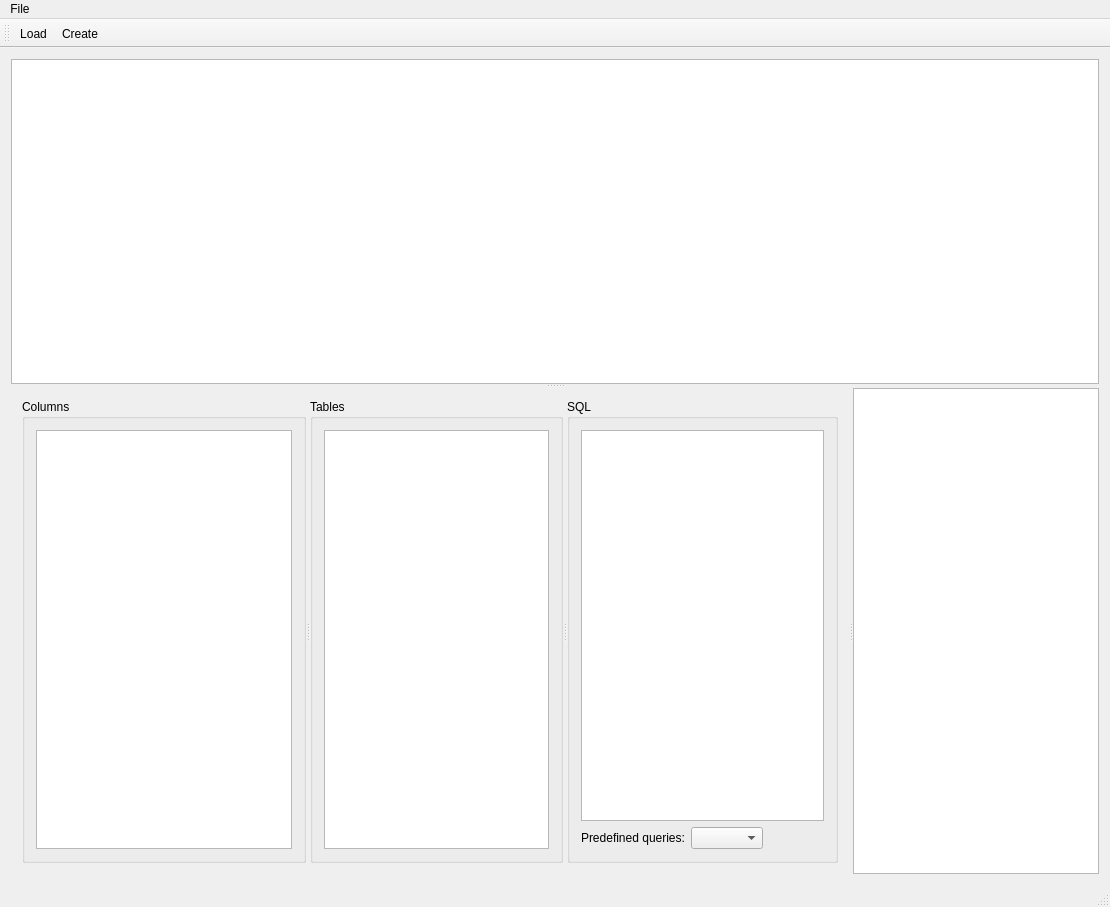
This is src/mainwindow.ui in ericsium/qt-test as Qt 5 draws it before an edit. The edited form follows.
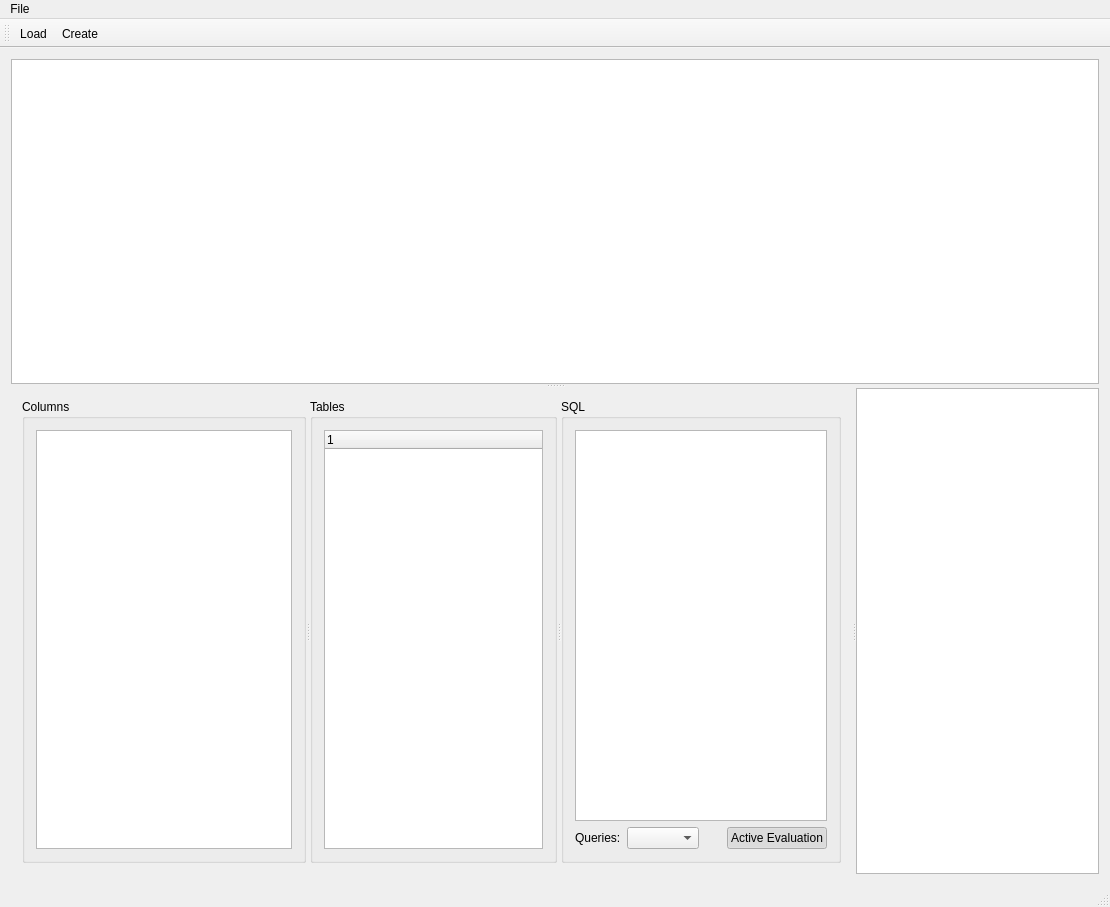
This is the edited form.

Commit message:
Default uncheck primary key columns
Play with some function programming concepts, structure pieces of
functions as anonymous lambdas.  Ideally don't pass in *this.

Add handling of special 'gdv_queries' table to populate common queries
for user.  Add 'active evaluation' button to control whether SQL is
queried live or not.  Handle getting pragma table information which
contains primary key and type fields.

Favor anonymous functions and direct 'connect' statements using
anonymous lambdas when possible.

```diff
--- a/src/mainwindow.ui
+++ b/src/mainwindow.ui
@@ -75,7 +75,13 @@
              </property>
              <layout class="QVBoxLayout" name="verticalLayout_3">
               <item>
-               <widget class="QTableWidget" name="tableWidget"/>
+               <widget class="QTreeWidget" name="treeWidget">
+                <column>
+                 <property name="text">
+                  <string notr="true">1</string>
+                 </property>
+                </column>
+               </widget>
               </item>
              </layout>
             </widget>
@@ -93,7 +99,7 @@
                <item>
                 <widget class="QLabel" name="label">
                  <property name="text">
-                  <string>Predefined queries:</string>
+                  <string>Queries:</string>
                  </property>
                 </widget>
                </item>
@@ -113,6 +119,19 @@
                  </property>
                 </spacer>
                </item>
+               <item>
+                <widget class="QPushButton" name="pushButton">
+                 <property name="text">
+                  <string>Active Evaluation</string>
+                 </property>
+                 <property name="checkable">
+                  <bool>true</bool>
+                 </property>
+                 <property name="checked">
+                  <bool>true</bool>
+                 </property>
+                </widget>
+               </item>
               </layout>
              </item>
             </layout>
```
The commit also changes 2 other files.
